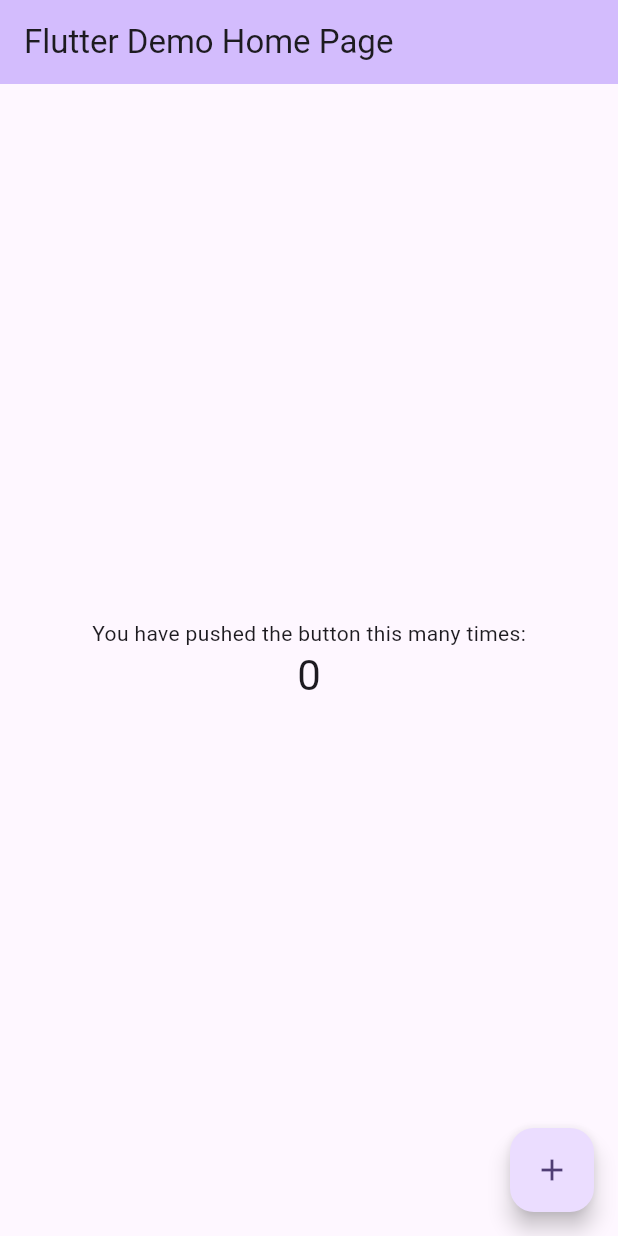
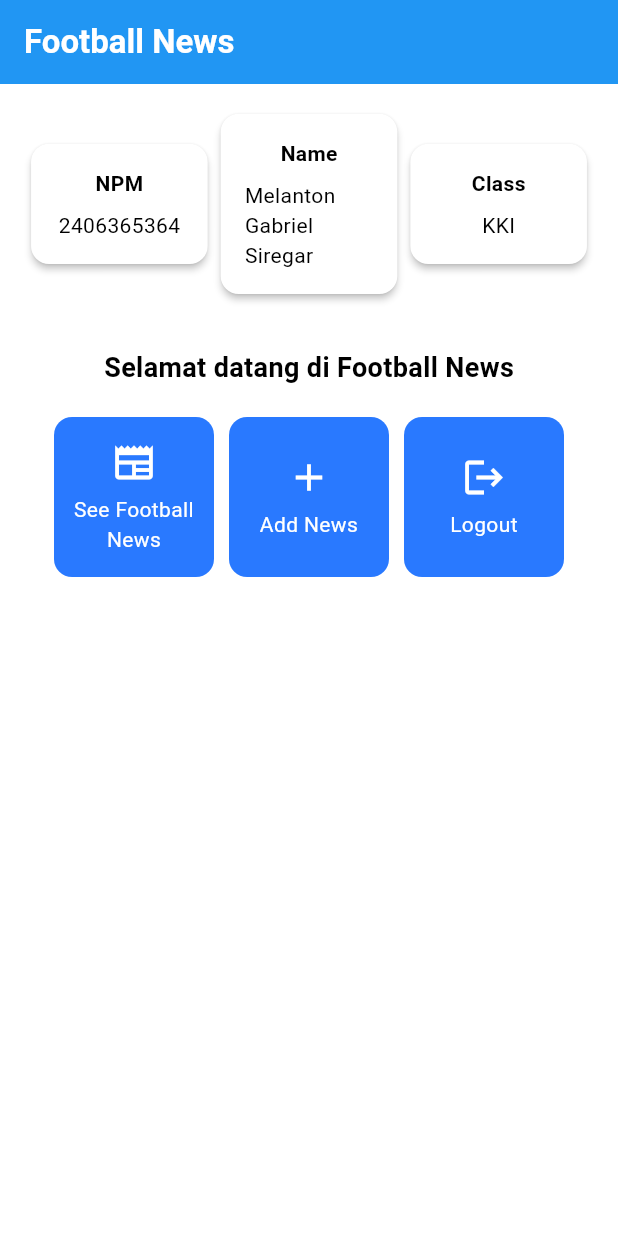
Before and after one commit to Twentism/football-news-mobile, a Flutter app: the screen it shows after launch, on a phone screen of 412 x 824 dp. Run offline on Flutter 3.47's test engine with Material 3 defaults, Android fonts, the phone set to English and light mode, and no system bars.

Commit message:
Finished Tutorial 6

```diff
--- a/lib/main.dart
+++ b/lib/main.dart
@@ -1,4 +1,5 @@
 import 'package:flutter/material.dart';
+import 'package:football_news/menu.dart';
 
 void main() {
   runApp(const MyApp());
@@ -28,95 +29,13 @@ class MyApp extends StatelessWidget {
         //
         // This works for code too, not just values: Most code changes can be
         // tested with just a hot reload.
-        colorScheme: ColorScheme.fromSeed(seedColor: Colors.deepPurple),
+        colorScheme: ColorScheme.fromSwatch(
+          primarySwatch: Colors.blue,
+        ).copyWith(secondary: Colors.blueAccent[400]),
       ),
-      home: const MyHomePage(title: 'Flutter Demo Home Page'),
+      home: MyHomePage(
+        colorScheme: ColorScheme.fromSeed(seedColor: Colors.blue),
+      ),
     );
   }
 }
-
-class MyHomePage extends StatefulWidget {
-  const MyHomePage({super.key, required this.title});
-
-  // This widget is the home page of your application. It is stateful, meaning
-  // that it has a State object (defined below) that contains fields that affect
-  // how it looks.
-
-  // This class is the configuration for the state. It holds the values (in this
-  // case the title) provided by the parent (in this case the App widget) and
-  // used by the build method of the State. Fields in a Widget subclass are
-  // always marked "final".
-
-  final String title;
-
-  @override
-  State<MyHomePage> createState() => _MyHomePageState();
-}
-
-class _MyHomePageState extends State<MyHomePage> {
-  int _counter = 0;
-
-  void _incrementCounter() {
-    setState(() {
-      // This call to setState tells the Flutter framework that something has
-      // changed in this State, which causes it to rerun the build method below
-      // so that the display can reflect the updated values. If we changed
-      // _counter without calling setState(), then the build method would not be
-      // called again, and so nothing would appear to happen.
-      _counter++;
-    });
-  }
-
-  @override
-  Widget build(BuildContext context) {
-    // This method is rerun every time setState is called, for instance as done
-    // by the _incrementCounter method above.
-    //
-    // The Flutter framework has been optimized to make rerunning build methods
-    // fast, so that you can just rebuild anything that needs updating rather
-    // than having to individually change instances of widgets.
-    return Scaffold(
-      appBar: AppBar(
-        // TRY THIS: Try changing the color here to a specific color (to
-        // Colors.amber, perhaps?) and trigger a hot reload to see the AppBar
-        // change color while the other colors stay the same.
-        backgroundColor: Theme.of(context).colorScheme.inversePrimary,
-        // Here we take the value from the MyHomePage object that was created by
-        // the App.build method, and use it to set our appbar title.
-        title: Text(widget.title),
-      ),
-      body: Center(
-        // Center is a layout widget. It takes a single child and positions it
-        // in the middle of the parent.
-        child: Column(
-          // Column is also a layout widget. It takes a list of children and
-          // arranges them vertically. By default, it sizes itself to fit its
-          // children horizontally, and tries to be as tall as its parent.
-          //
-          // Column has various properties to control how it sizes itself and
-          // how it positions its children. Here we use mainAxisAlignment to
-          // center the children vertically; the main axis here is the vertical
-          // axis because Columns are vertical (the cross axis would be
-          // horizontal).
-          //
-          // TRY THIS: Invoke "debug painting" (choose the "Toggle Debug Paint"
-          // action in the IDE, or press "p" in the console), to see the
-          // wireframe for each widget.
-          mainAxisAlignment: MainAxisAlignment.center,
-          children: <Widget>[
-            const Text('You have pushed the button this many times:'),
-            Text(
-              '$_counter',
-              style: Theme.of(context).textTheme.headlineMedium,
-            ),
-          ],
-        ),
-      ),
-      floatingActionButton: FloatingActionButton(
-        onPressed: _incrementCounter,
-        tooltip: 'Increment',
-        child: const Icon(Icons.add),
-      ), // This trailing comma makes auto-formatting nicer for build methods.
-    );
-  }
-}
--- /dev/null
+++ b/lib/menu.dart
@@ -0,0 +1,179 @@
+import 'package:flutter/material.dart';
+
+class MyHomePage extends StatelessWidget {
+  MyHomePage({super.key, required ColorScheme colorScheme});
+
+  final String nama = "Melanton Gabriel Siregar"; // Name
+  final String npm = "2406365364"; // NPM
+  final String kelas = "KKI"; // Class
+  final List<ItemHomepage> items = [
+    ItemHomepage("See Football News", Icons.newspaper),
+    ItemHomepage("Add News", Icons.add),
+    ItemHomepage("Logout", Icons.logout),
+  ];
+
+  @override
+  Widget build(BuildContext context) {
+    // Scaffold menyediakan struktur dasar halaman dengan AppBar dan body.
+    return Scaffold(
+      // AppBar adalah bagian atas halaman yang menampilkan judul.
+      appBar: AppBar(
+        // Judul aplikasi "Football News" dengan teks putih dan tebal.
+        title: const Text(
+          'Football News',
+          style: TextStyle(color: Colors.white, fontWeight: FontWeight.bold),
+        ),
+        // Warna latar belakang AppBar diambil dari skema warna tema aplikasi.
+        backgroundColor: Theme.of(context).colorScheme.primary,
+      ),
+      // Body halaman dengan padding di sekelilingnya.
+      body: Padding(
+        padding: const EdgeInsets.all(16.0),
+        // Menyusun widget secara vertikal dalam sebuah kolom.
+        child: Column(
+          crossAxisAlignment: CrossAxisAlignment.center,
+          children: [
+            // Row untuk menampilkan 3 InfoCard secara horizontal.
+            Row(
+              mainAxisAlignment: MainAxisAlignment.spaceEvenly,
+              children: [
+                InfoCard(title: 'NPM', content: npm),
+                InfoCard(title: 'Name', content: nama),
+                InfoCard(title: 'Class', content: kelas),
+              ],
+            ),
+
+            // Memberikan jarak vertikal 16 unit.
+            const SizedBox(height: 16.0),
+
+            // Menempatkan widget berikutnya di tengah halaman.
+            Center(
+              child: Column(
+                // Menyusun teks dan grid item secara vertikal.
+                children: [
+                  // Menampilkan teks sambutan dengan gaya tebal dan ukuran 18.
+                  const Padding(
+                    padding: EdgeInsets.only(top: 16.0),
+                    child: Text(
+                      'Selamat datang di Football News',
+                      style: TextStyle(
+                        fontWeight: FontWeight.bold,
+                        fontSize: 18.0,
+                      ),
+                    ),
+                  ),
+
+                  // Grid untuk menampilkan ItemCard dalam bentuk grid 3 kolom.
+                  GridView.count(
+                    primary: true,
+                    padding: const EdgeInsets.all(20),
+                    crossAxisSpacing: 10,
+                    mainAxisSpacing: 10,
+                    crossAxisCount: 3,
+                    // Agar grid menyesuaikan tinggi kontennya.
+                    shrinkWrap: true,
+
+                    // Menampilkan ItemCard untuk setiap item dalam list items.
+                    children: items.map((ItemHomepage item) {
+                      return ItemCard(item);
+                    }).toList(),
+                  ),
+                ],
+              ),
+            ),
+          ],
+        ),
+      ),
+    );
+  }
+}
+
+class InfoCard extends StatelessWidget {
+  // Kartu informasi yang menampilkan title dan content.
+
+  final String title; // Judul kartu.
+  final String content; // Isi kartu.
+
+  const InfoCard({super.key, required this.title, required this.content});
+
+  @override
+  Widget build(BuildContext context) {
+    return Card(
+      // Membuat kotak kartu dengan bayangan dibawahnya.
+      elevation: 2.0,
+      child: Container(
+        // Mengatur ukuran dan jarak di dalam kartu.
+        width:
+            MediaQuery.of(context).size.width /
+            3.5, // menyesuaikan dengan lebar device yang digunakan.
+        padding: const EdgeInsets.all(16.0),
+        // Menyusun title dan content secara vertikal.
+        child: Column(
+          children: [
+            Text(title, style: const TextStyle(fontWeight: FontWeight.bold)),
+            const SizedBox(height: 8.0),
+            Text(content),
+          ],
+        ),
+      ),
+    );
+  }
+}
+
+class ItemHomepage {
+  final String name;
+  final IconData icon;
+
+  ItemHomepage(this.name, this.icon);
+}
+
+class ItemCard extends StatelessWidget {
+  // Menampilkan kartu dengan ikon dan nama.
+
+  final ItemHomepage item;
+
+  const ItemCard(this.item, {super.key});
+
+  @override
+  Widget build(BuildContext context) {
+    return Material(
+      // Menentukan warna latar belakang dari tema aplikasi.
+      color: Theme.of(context).colorScheme.secondary,
+      // Membuat sudut kartu melengkung.
+      borderRadius: BorderRadius.circular(12),
+
+      child: InkWell(
+        // Aksi ketika kartu ditekan.
+        onTap: () {
+          // Menampilkan pesan SnackBar saat kartu ditekan.
+          ScaffoldMessenger.of(context)
+            ..hideCurrentSnackBar()
+            ..showSnackBar(
+              SnackBar(
+                content: Text("Kamu telah menekan tombol ${item.name}!"),
+              ),
+            );
+        },
+        // Container untuk menyimpan Icon dan Text
+        child: Container(
+          padding: const EdgeInsets.all(8),
+          child: Center(
+            child: Column(
+              // Menyusun ikon dan teks di tengah kartu.
+              mainAxisAlignment: MainAxisAlignment.center,
+              children: [
+                Icon(item.icon, color: Colors.white, size: 30.0),
+                const Padding(padding: EdgeInsets.all(3)),
+                Text(
+                  item.name,
+                  textAlign: TextAlign.center,
+                  style: const TextStyle(color: Colors.white),
+                ),
+              ],
+            ),
+          ),
+        ),
+      ),
+    );
+  }
+}
```
